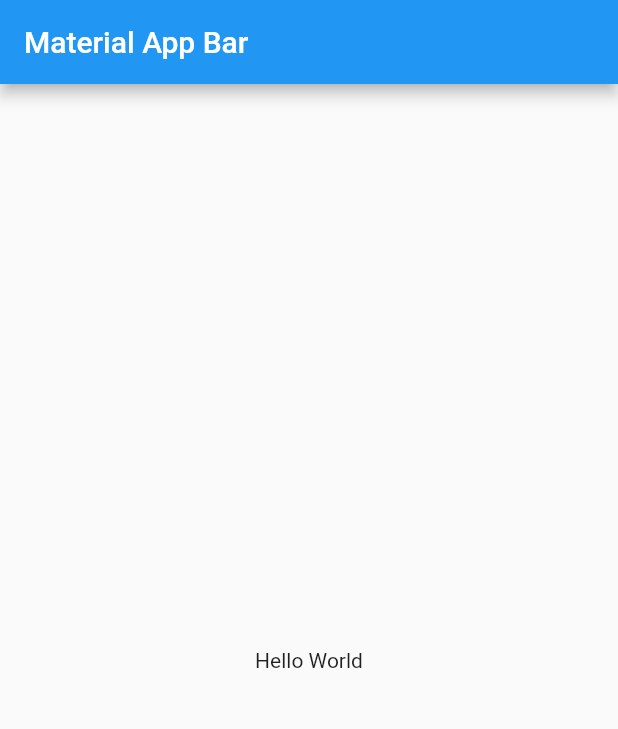
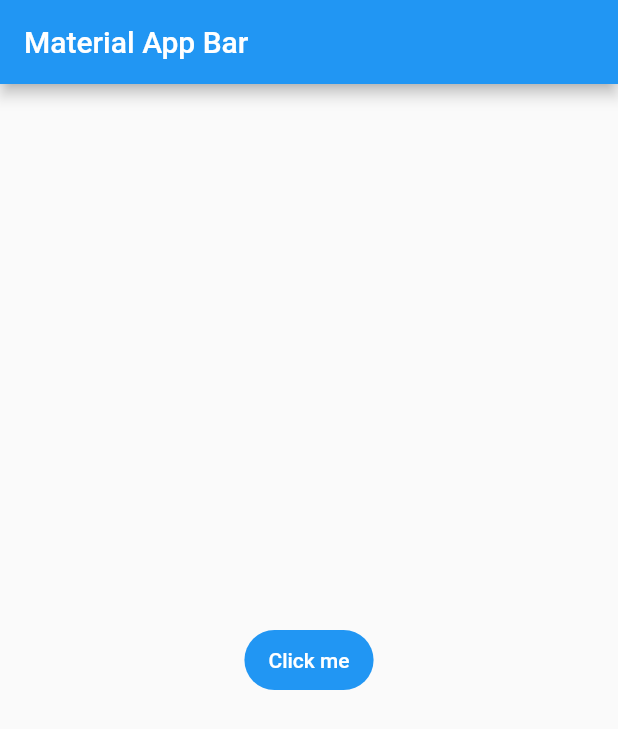
Before and after one commit to xiillii/FlutterMobileUdemy, a Flutter app: the screen it shows after launch, on a phone screen of 412 x 824 dp. Shown: the top 729 px of the screen. Run offline on Flutter 3.47's test engine with Material 2 defaults, Android fonts, the phone set to English and light mode, and no system bars.

Commit message:
Update main.dart

```diff
--- a/Sec005/yes_no_app/lib/main.dart
+++ b/Sec005/yes_no_app/lib/main.dart
@@ -8,13 +8,15 @@ class MyApp extends StatelessWidget {
   @override
   Widget build(BuildContext context) {
     return MaterialApp(
-      title: 'Material App',
+      title: 'Yes No App',
+      debugShowCheckedModeBanner: false,
       home: Scaffold(
         appBar: AppBar(
           title: const Text('Material App Bar'),
         ),
-        body: const Center(
-          child: Text('Hello World'),
+        body: Center(
+          child: FilledButton.tonal(
+              onPressed: () {}, child: const Text('Click me')),
         ),
       ),
     );
```
